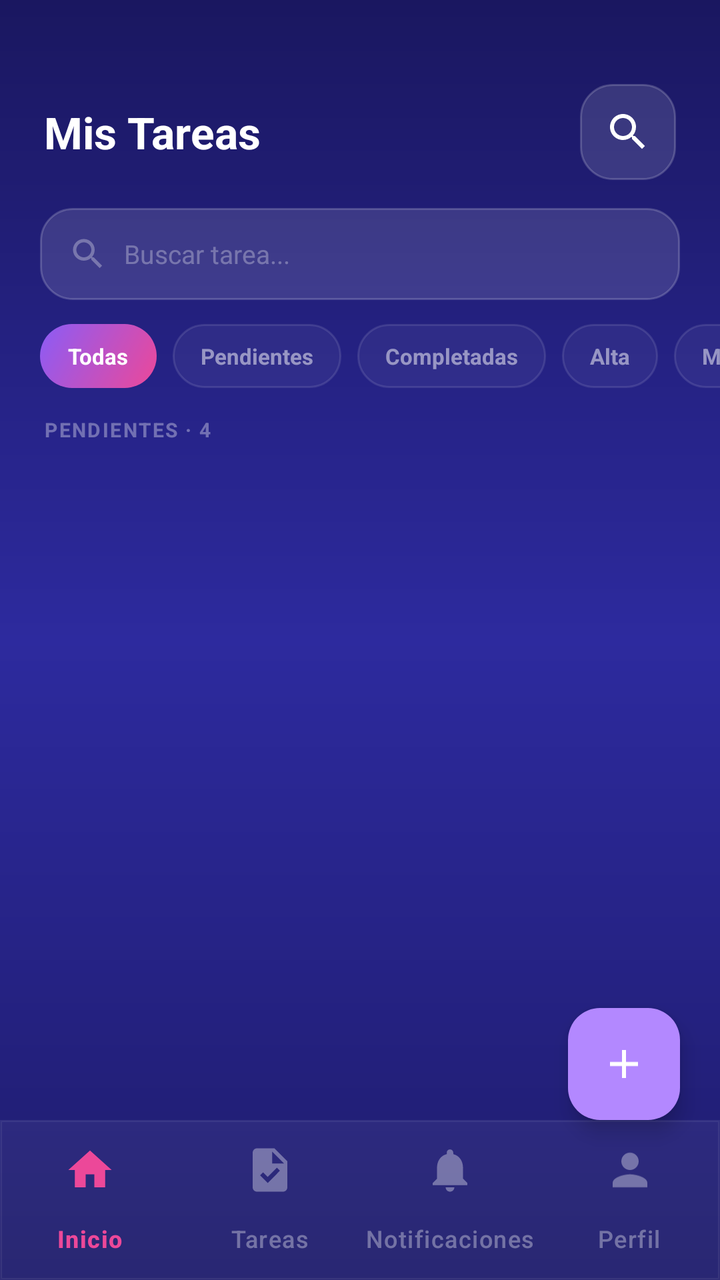
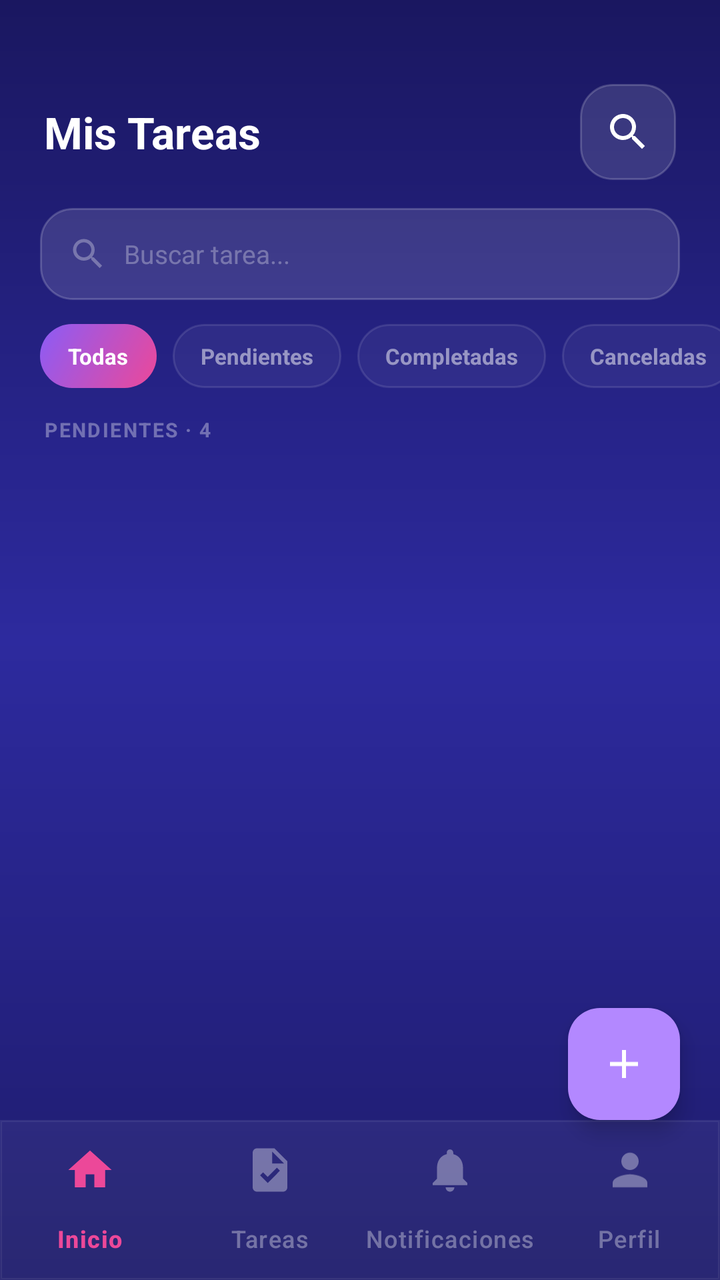

Compare the two renders of this Android layout. The source of the first and the diff that turns it into the second are given below.
<!-- AndroidManifest.xml: application theme Theme.AppTareas -->
<!-- res/layout/task_list.xml -->
<?xml version="1.0" encoding="utf-8"?>
<androidx.coordinatorlayout.widget.CoordinatorLayout xmlns:android="http://schemas.android.com/apk/res/android"
    android:layout_width="match_parent"
    android:layout_height="match_parent"
    xmlns:app="http://schemas.android.com/apk/res-auto"
    android:background="@drawable/bg_gradient_login">

    <androidx.core.widget.NestedScrollView
        android:layout_width="match_parent"
        android:layout_height="match_parent"
        android:layout_marginBottom="80dp" android:fillViewport="true"
        android:paddingBottom="90dp" android:clipToPadding="false">

        <LinearLayout
            android:layout_width="match_parent"
            android:layout_height="wrap_content"
            android:orientation="vertical">

            <LinearLayout
                android:layout_width="match_parent"
                android:layout_height="wrap_content"
                android:orientation="horizontal"
                android:paddingStart="22dp"
                android:paddingEnd="22dp"
                android:paddingTop="42dp"
                android:paddingBottom="14dp"
                android:gravity="center_vertical">

                <TextView
                    android:layout_width="0dp"
                    android:layout_height="wrap_content"
                    android:layout_weight="1"
                    android:text="Mis Tareas"
                    android:textColor="#FFFFFF"
                    android:textSize="22sp"
                    android:textStyle="bold" />

                <ImageButton
                    android:id="@+id/btnSearch"
                    android:layout_width="48dp"
                    android:layout_height="48dp"
                    android:background="@drawable/bg_glass_input"
                    android:src="@drawable/ic_search"
                    android:contentDescription="Buscar"
                    android:padding="12dp" />
            </LinearLayout>

            <LinearLayout
                android:id="@+id/searchContainer"
                android:layout_width="match_parent"
                android:layout_height="46dp"
                android:layout_marginStart="20dp"
                android:layout_marginEnd="20dp"
                android:layout_marginBottom="12dp"
                android:orientation="horizontal"
                android:gravity="center_vertical"
                android:background="@drawable/bg_glass_input"
                android:paddingStart="14dp"
                android:paddingEnd="14dp">

                <ImageView
                    android:layout_width="20dp"
                    android:layout_height="20dp"
                    android:src="@drawable/ic_search"
                    app:tint="#4DFFFFFF"
                    android:layout_marginEnd="8dp"
                    android:contentDescription="Buscar" />

                <EditText
                    android:id="@+id/etSearch"
                    android:layout_width="0dp"
                    android:layout_height="match_parent"
                    android:layout_weight="1"
                    android:background="@null"
                    android:hint="Buscar tarea..."
                    android:textColorHint="#4DFFFFFF"
                    android:textColor="#FFFFFF"
                    android:textSize="13sp"
                    android:inputType="text"
                    android:imeOptions="actionSearch"
                    android:singleLine="true"/>
            </LinearLayout>

            <HorizontalScrollView
                android:layout_width="match_parent"
                android:layout_height="wrap_content"
                android:scrollbars="none"
                android:paddingStart="20dp"
                android:paddingEnd="20dp"
                android:layout_marginBottom="14dp"
                android:clipToPadding="false">

                <LinearLayout
                    android:id="@+id/filterGroup"
                    android:layout_width="wrap_content"
                    android:layout_height="wrap_content"
                    android:orientation="horizontal"
                    android:gravity="center_vertical">

                    <TextView
                        android:id="@+id/filterAll"
                        android:layout_width="wrap_content"
                        android:layout_height="32dp"
                        android:layout_marginEnd="8dp"
                        android:gravity="center"
                        android:paddingStart="14dp"
                        android:paddingEnd="14dp"
                        android:text="Todas"
                        android:textSize="11sp"
                        android:textStyle="bold"
                        android:textColor="#FFFFFF"
                        android:background="@drawable/bg_f_active"
                        android:clickable="true"
                        android:focusable="true"/>

                    <TextView
                        android:id="@+id/chipPending"
                        android:layout_width="wrap_content"
                        android:layout_height="32dp"
                        android:layout_marginEnd="8dp"
                        android:gravity="center"
                        android:paddingStart="14dp"
                        android:paddingEnd="14dp"
                        android:text="Pendientes"
                        android:textSize="11sp"
                        android:textStyle="bold"
                        android:textColor="#80FFFFFF"
                        android:background="@drawable/bg_f_inactive"
                        android:clickable="true"
                        android:focusable="true"/>

                    <TextView
                        android:id="@+id/chipDone"
                        android:layout_width="wrap_content"
                        android:layout_height="32dp"
                        android:layout_marginEnd="8dp"
                        android:gravity="center"
                        android:paddingStart="14dp"
                        android:paddingEnd="14dp"
                        android:text="Completadas"
                        android:textSize="11sp"
                        android:textStyle="bold"
                        android:textColor="#80FFFFFF"
                        android:background="@drawable/bg_f_inactive"
                        android:clickable="true"
                        android:focusable="true"/>

                    <TextView
                        android:id="@+id/chipHigh"
                        android:layout_width="wrap_content"
                        android:layout_height="32dp"
                        android:layout_marginEnd="8dp"
                        android:gravity="center"
                        android:paddingStart="14dp"
                        android:paddingEnd="14dp"
                        android:text="Alta"
                        android:textSize="11sp"
                        android:textStyle="bold"
                        android:textColor="#80FFFFFF"
                        android:background="@drawable/bg_f_inactive"
                        android:clickable="true"
                        android:focusable="true"/>

                    <TextView
                        android:id="@+id/chipMedium"
                        android:layout_width="wrap_content"
                        android:layout_height="32dp"
                        android:layout_marginEnd="8dp"
                        android:gravity="center"
                        android:paddingStart="14dp"
                        android:paddingEnd="14dp"
                        android:text="Media"
                        android:textSize="11sp"
                        android:textStyle="bold"
                        android:textColor="#80FFFFFF"
                        android:background="@drawable/bg_f_inactive"
                        android:clickable="true"
                        android:focusable="true"/>

                    <TextView
                        android:id="@+id/chipLow"
                        android:layout_width="wrap_content"
                        android:layout_height="32dp"
                        android:gravity="center"
                        android:paddingStart="14dp"
                        android:paddingEnd="14dp"
                        android:text="Baja"
                        android:textSize="11sp"
                        android:textStyle="bold"
                        android:textColor="#80FFFFFF"
                        android:background="@drawable/bg_f_inactive"
                        android:clickable="true"
                        android:focusable="true"/>
                </LinearLayout>
            </HorizontalScrollView>

            <TextView
                android:id="@+id/labelPending"
                android:layout_width="wrap_content"
                android:layout_height="wrap_content"
                android:layout_marginStart="22dp"
                android:layout_marginBottom="8dp"
                android:text="PENDIENTES · 4"
                android:textColor="#59FFFFFF"
                android:textSize="10sp"
                android:textStyle="bold"
                android:letterSpacing="0.08"/>

            <androidx.recyclerview.widget.RecyclerView
                android:id="@+id/rvTasks"
                android:layout_width="match_parent"
                android:layout_height="wrap_content"
                android:paddingStart="20dp"
                android:paddingEnd="20dp"
                android:clipToPadding="false"
                android:nestedScrollingEnabled="false"
                app:layoutManager="androidx.recyclerview.widget.LinearLayoutManager"/>

            <LinearLayout
                android:id="@+id/emptyState"
                android:layout_width="match_parent"
                android:layout_height="wrap_content"
                android:orientation="vertical"
                android:gravity="center_horizontal"
                android:paddingTop="48dp"
                android:paddingBottom="48dp"
                android:visibility="gone">

                <TextView
                    android:layout_width="wrap_content"
                    android:layout_height="wrap_content"
                    android:layout_marginTop="12dp"
                    android:text="No hay tareas acá"
                    android:textColor="#FFFFFF"
                    android:textSize="16sp"
                    android:textStyle="bold"/>

                <TextView
                    android:layout_width="wrap_content"
                    android:layout_height="wrap_content"
                    android:layout_marginTop="6dp"
                    android:text="Tocá el + para crear una nueva"
                    android:textColor="#59FFFFFF"
                    android:textSize="13sp"/>
            </LinearLayout>
        </LinearLayout>
    </androidx.core.widget.NestedScrollView>

    <com.google.android.material.bottomnavigation.BottomNavigationView
        android:id="@+id/bottomNav"
        android:layout_width="match_parent"
        android:layout_height="wrap_content"
        android:layout_gravity="bottom"
        android:background="@drawable/bg_bottom_nav"
        app:elevation="0dp"
        app:itemActiveIndicatorStyle="@android:style/Widget.DeviceDefault"
        app:itemIconSize="26dp"
        app:itemIconTint="@color/bottom_nav"
        app:itemTextColor="@color/bottom_nav"
        app:labelVisibilityMode="labeled"
        app:menu="@menu/bottom_nav_menu" />

    <com.google.android.material.floatingactionbutton.ExtendedFloatingActionButton
        android:id="@+id/fab"
        android:layout_width="wrap_content"
        android:layout_height="wrap_content"
        android:layout_gravity="bottom|end"
        android:layout_marginBottom="80dp" android:layout_marginEnd="20dp"
        app:icon="@drawable/ic_add"
        app:iconTint="#FFFFFF"
        app:backgroundTint="#B388FF"
        app:elevation="6dp"/>

</androidx.coordinatorlayout.widget.CoordinatorLayout>
<!-- resources referenced by this layout -->
<resources>
  <!-- drawable bg_bottom_nav (drawable) -->
  <?xml version="1.0" encoding="utf-8"?>
  <shape xmlns:android="http://schemas.android.com/apk/res/android">
      <solid android:color="#0DFFFFFF" />
      <stroke android:width="1dp" android:color="#14FFFFFF" />
  </shape>
  <!-- drawable bg_f_active (drawable) -->
  <?xml version="1.0" encoding="utf-8"?>
  <shape xmlns:android="http://schemas.android.com/apk/res/android"
      android:shape="rectangle">
      <gradient
          android:type="linear"
          android:angle="135"
          android:startColor="#FFEC4899"
          android:endColor="#FF8B5CF6" />
      <corners android:radius="99dp" />
  </shape>
  <!-- drawable bg_f_inactive (drawable) -->
  <?xml version="1.0" encoding="utf-8"?>
  <shape xmlns:android="http://schemas.android.com/apk/res/android"
      android:shape="rectangle">
      <solid android:color="#0DFFFFFF" />
      <stroke
          android:width="1dp"
          android:color="#1CFFFFFF" />
      <corners android:radius="99dp" />
  </shape>
  <!-- drawable bg_glass_input (drawable) -->
  <?xml version="1.0" encoding="utf-8"?>
  <shape xmlns:android="http://schemas.android.com/apk/res/android">
      <solid android:color="#20FFFFFF" />
  
      <corners android:radius="16dp" />
  
      <stroke
          android:width="1dp"
          android:color="#30FFFFFF" />
  </shape>
  <!-- drawable bg_gradient_login (drawable) -->
  <?xml version="1.0" encoding="utf-8"?>
  <shape xmlns:android="http://schemas.android.com/apk/res/android">
  
      <gradient
          android:type="linear"
          android:angle="160"
          android:startColor="#FF1A1760"
          android:centerColor="#FF2D2A9E"
          android:endColor="#FF1E1B6B" />
  
  
  </shape>
  <!-- drawable ic_add (drawable) -->
  <vector xmlns:android="http://schemas.android.com/apk/res/android" android:height="24dp" android:tint="#000000" android:viewportHeight="24" android:viewportWidth="24" android:width="24dp">
        
      <path android:fillColor="@android:color/white" android:pathData="M19,13h-6v6h-2v-6H5v-2h6V5h2v6h6v2z"/>
      
  </vector>
  <!-- drawable ic_search (drawable) -->
  <vector xmlns:android="http://schemas.android.com/apk/res/android"
      android:height="24dp"
      android:width="24dp"
      android:viewportHeight="24"
      android:viewportWidth="24">
        
      <path android:fillColor="@android:color/white" android:pathData="M15.5,14h-0.79l-0.28,-0.27C15.41,12.59 16,11.11 16,9.5 16,5.91 13.09,3 9.5,3S3,5.91 3,9.5 5.91,16 9.5,16c1.61,0 3.09,-0.59 4.23,-1.57l0.27,0.28v0.79l5,4.99L20.49,19l-4.99,-5zM9.5,14C7.01,14 5,11.99 5,9.5S7.01,5 9.5,5 14,7.01 14,9.5 11.99,14 9.5,14z"/>
      
  </vector>
  <style name="Theme.AppTareas" parent="Base.Theme.AppTareas" />
  <style name="Base.Theme.AppTareas" parent="Theme.Material3.DayNight.NoActionBar">
          
          
      </style>
</resources>

<!-- the commit's change to res/layout/task_list.xml (unified diff, before → after) -->
@@ -146,6 +146,22 @@
                         android:focusable="true"/>
 
                     <TextView
+                        android:id="@+id/chipCanceled"
+                        android:layout_width="wrap_content"
+                        android:layout_height="32dp"
+                        android:layout_marginEnd="8dp"
+                        android:gravity="center"
+                        android:paddingStart="14dp"
+                        android:paddingEnd="14dp"
+                        android:text="Canceladas"
+                        android:textSize="11sp"
+                        android:textStyle="bold"
+                        android:textColor="#80FFFFFF"
+                        android:background="@drawable/bg_f_inactive"
+                        android:clickable="true"
+                        android:focusable="true"/>
+
+                    <TextView
                         android:id="@+id/chipHigh"
                         android:layout_width="wrap_content"
                         android:layout_height="32dp"
